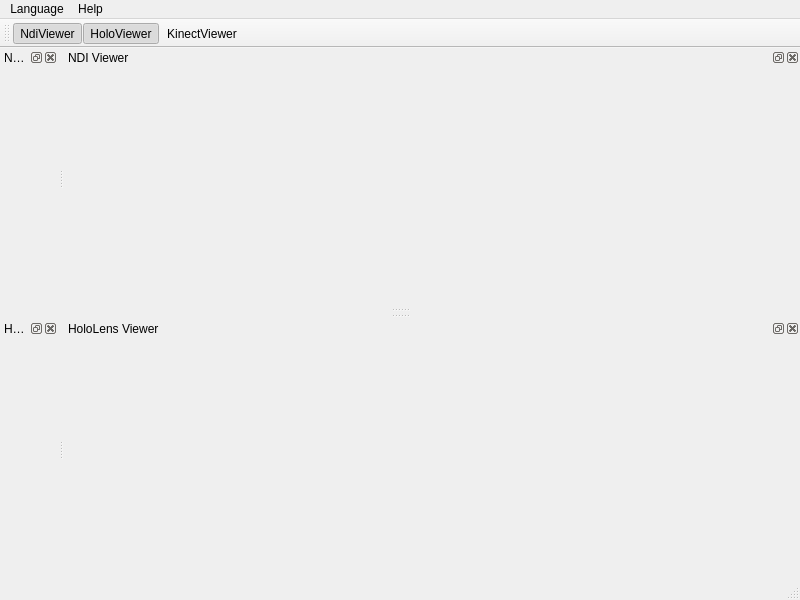
This is MotionViewer/mainwindow.ui in thinkexist1989/MotionViewer as Qt 5 draws it before an edit. The edited form follows.
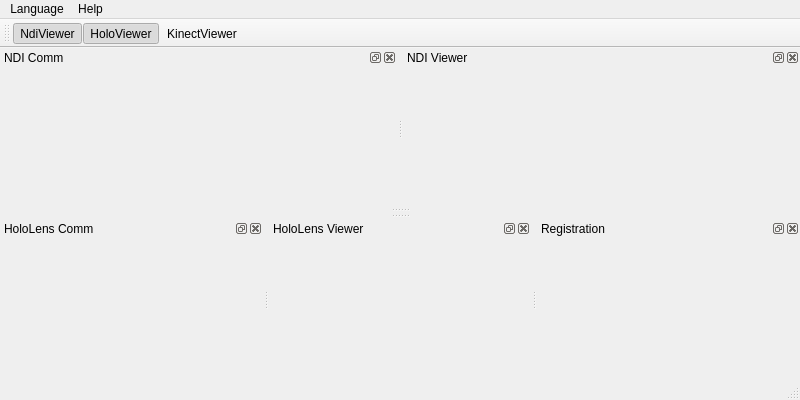
This is the edited form. Icons and pictures are not drawn.

Commit message: regiViewer open file

```diff
--- a/MotionViewer/mainwindow.ui
+++ b/MotionViewer/mainwindow.ui
@@ -7,7 +7,7 @@
     <x>0</x>
     <y>0</y>
     <width>800</width>
-    <height>600</height>
+    <height>400</height>
    </rect>
   </property>
   <property name="windowTitle">
@@ -64,7 +64,7 @@
   <widget class="QStatusBar" name="statusBar"/>
   <widget class="QDockWidget" name="ndiCommDockWidget">
    <property name="sizePolicy">
-    <sizepolicy hsizetype="Fixed" vsizetype="Preferred">
+    <sizepolicy hsizetype="Preferred" vsizetype="Preferred">
      <horstretch>0</horstretch>
      <verstretch>0</verstretch>
     </sizepolicy>
@@ -79,7 +79,7 @@
   </widget>
   <widget class="QDockWidget" name="holoCommDockWidget">
    <property name="sizePolicy">
-    <sizepolicy hsizetype="Fixed" vsizetype="Preferred">
+    <sizepolicy hsizetype="Preferred" vsizetype="Preferred">
      <horstretch>0</horstretch>
      <verstretch>0</verstretch>
     </sizepolicy>
@@ -113,6 +113,15 @@
    </attribute>
    <widget class="QWidget" name="dockWidgetContents_2"/>
   </widget>
+  <widget class="QDockWidget" name="regiDockWidget">
+   <property name="windowTitle">
+    <string>Registration</string>
+   </property>
+   <attribute name="dockWidgetArea">
+    <number>8</number>
+   </attribute>
+   <widget class="QWidget" name="dockWidgetContents_3"/>
+  </widget>
   <action name="actionChinese">
    <property name="icon">
     <iconset resource="resources.qrc">
```
Left out of the diff: 3 changed lines with no effect on the pictures. The commit also changes 8 other files.
